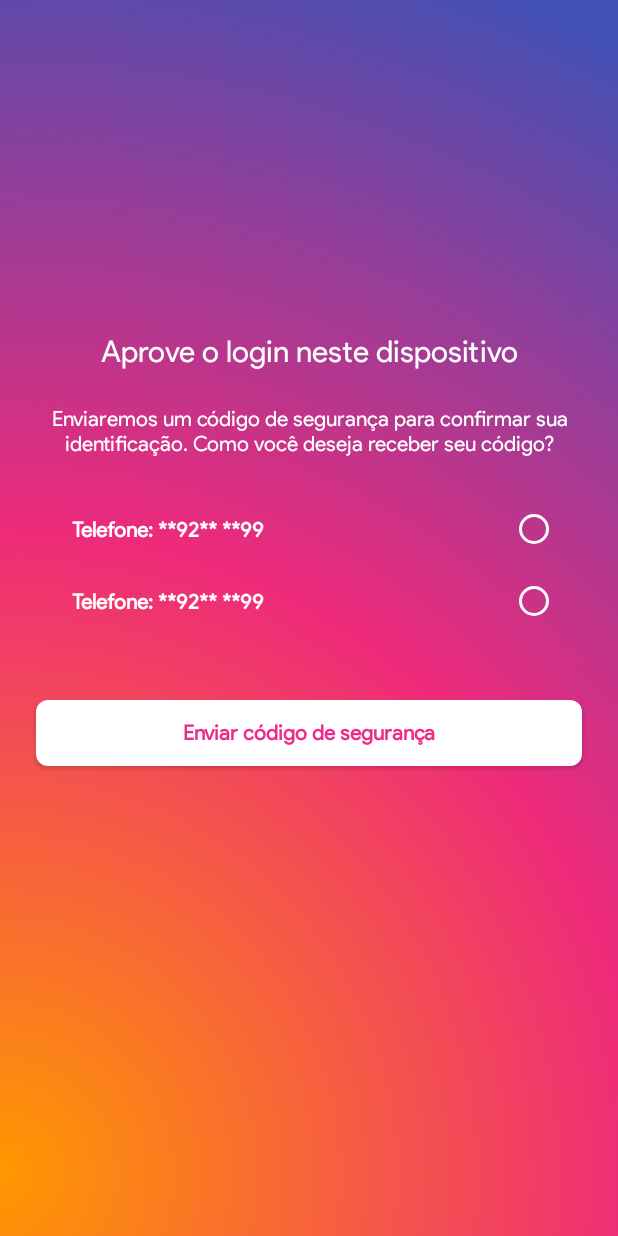
After one commit to ForceTower/Instrack, an Android app: the layout fragment_challenge.xml on its own in the app's theme, with its tools: preview values and no code run, on a phone screen of 412 x 824 dp. The commit adds this screen. Run offline under Robolectric (Android 15) with nearby library versions, the phone set to English and light mode, and no system bars.

Commit message:
:rocket: Allow solve challenge

```diff
--- a/app/src/main/java/dev/forcetower/instrack/dagger/module/activity/MainActivityModule.kt
+++ b/app/src/main/java/dev/forcetower/instrack/dagger/module/activity/MainActivityModule.kt
@@ -2,6 +2,8 @@ package dev.forcetower.instrack.dagger.module.activity
 
 import dagger.Module
 import dagger.android.ContributesAndroidInjector
+import dev.forcetower.instrack.view.challenge.ChallengeCodeFragment
+import dev.forcetower.instrack.view.challenge.ChallengeFragment
 import dev.forcetower.instrack.view.home.HomeFragment
 import dev.forcetower.instrack.view.login.LoginFragment
 import dev.forcetower.instrack.view.onboarding.OnboardingFragment
@@ -13,5 +15,9 @@ abstract class MainActivityModule {
     @ContributesAndroidInjector
     abstract fun login(): LoginFragment
     @ContributesAndroidInjector
+    abstract fun challenge(): ChallengeFragment
+    @ContributesAndroidInjector
+    abstract fun challengeCode(): ChallengeCodeFragment
+    @ContributesAndroidInjector
     abstract fun home(): HomeFragment
 }
--- /dev/null
+++ b/app/src/main/res/layout/fragment_challenge.xml
@@ -0,0 +1,79 @@
+<?xml version="1.0" encoding="utf-8"?>
+<layout xmlns:android="http://schemas.android.com/apk/res/android"
+    xmlns:app="http://schemas.android.com/apk/res-auto"
+    xmlns:tools="http://schemas.android.com/tools">
+
+    <data>
+        <variable
+            name="actions"
+            type="dev.forcetower.instrack.view.challenge.ChallengeActions" />
+    </data>
+
+    <androidx.core.widget.NestedScrollView
+        android:layout_width="match_parent"
+        android:layout_height="match_parent"
+        android:fillViewport="true"
+        android:background="@drawable/instagram_background">
+
+        <LinearLayout
+            android:layout_width="match_parent"
+            android:layout_height="wrap_content"
+            android:orientation="vertical"
+            android:clipToPadding="false"
+            android:padding="24dp"
+            app:paddingTopSystemWindowInsets="@{true}"
+            app:paddingStartSystemWindowInsets="@{true}"
+            app:paddingEndSystemWindowInsets="@{true}"
+            app:paddingBottomSystemWindowInsets="@{true}">
+
+            <Space
+                android:id="@+id/space_top"
+                android:layout_weight="0.7"
+                android:layout_width="wrap_content"
+                android:layout_height="0dp"/>
+
+            <com.google.android.material.textview.MaterialTextView
+                android:layout_width="match_parent"
+                android:layout_height="wrap_content"
+                android:text="@string/challenge_title"
+                android:textSize="20sp"
+                android:textColor="@android:color/white"
+                android:textAlignment="gravity"
+                android:gravity="center"/>
+
+            <com.google.android.material.textview.MaterialTextView
+                android:layout_width="match_parent"
+                android:layout_height="wrap_content"
+                android:layout_marginTop="24dp"
+                android:text="@string/challenge_description"
+                android:textSize="14sp"
+                android:textColor="@android:color/white"
+                android:textAlignment="gravity"
+                android:gravity="center"/>
+
+            <androidx.recyclerview.widget.RecyclerView
+                android:id="@+id/recycler_options"
+                android:layout_width="match_parent"
+                android:layout_height="wrap_content"
+                android:layout_marginTop="24dp"
+                app:layoutManager="androidx.recyclerview.widget.LinearLayoutManager"
+                tools:itemCount="2"
+                tools:listitem="@layout/item_challenge_option"/>
+
+            <com.google.android.material.button.MaterialButton
+                android:layout_width="match_parent"
+                android:layout_height="56dp"
+                android:layout_marginTop="36dp"
+                android:onClick="@{() -> actions.onMoveToNext()}"
+                style="@style/Widget.Instrack.MaterialButton.Login"
+                android:text="@string/challenge_send"/>
+
+            <Space
+                android:id="@+id/space_bottom"
+                android:layout_weight="1"
+                android:layout_width="wrap_content"
+                android:layout_height="0dp"/>
+        </LinearLayout>
+
+    </androidx.core.widget.NestedScrollView>
+</layout>
--- a/app/src/main/res/layout/fragment_login.xml
+++ b/app/src/main/res/layout/fragment_login.xml
@@ -19,9 +19,9 @@
             android:layout_width="match_parent"
             android:layout_height="wrap_content"
             android:orientation="vertical"
-            android:gravity="center_horizontal"
             android:clipToPadding="false"
             android:padding="24dp"
+            android:layout_gravity="center"
             app:paddingTopSystemWindowInsets="@{true}"
             app:paddingStartSystemWindowInsets="@{true}"
             app:paddingEndSystemWindowInsets="@{true}"
--- /dev/null
+++ b/app/src/main/res/layout/item_challenge_option.xml
@@ -0,0 +1,45 @@
+<?xml version="1.0" encoding="utf-8"?>
+<layout xmlns:app="http://schemas.android.com/apk/res-auto"
+    xmlns:android="http://schemas.android.com/apk/res/android"
+    xmlns:tools="http://schemas.android.com/tools">
+
+    <data>
+        <variable
+            name="actions"
+            type="dev.forcetower.instrack.view.challenge.ChallengeActions" />
+
+        <variable
+            name="option"
+            type="com.forcetower.instagram.model.login.ChallengeOption" />
+    </data>
+
+    <androidx.constraintlayout.widget.ConstraintLayout
+        android:layout_width="match_parent"
+        android:layout_height="wrap_content"
+        android:onClick="@{() -> actions.onSelectAlternative(option)}">
+
+        <com.google.android.material.textview.MaterialTextView
+            android:layout_width="0dp"
+            android:layout_height="wrap_content"
+            android:layout_marginHorizontal="24dp"
+            android:textColor="@android:color/white"
+            android:textStyle="bold"
+            android:text="@{option.label}"
+            app:layout_constraintBottom_toBottomOf="parent"
+            app:layout_constraintEnd_toStartOf="@+id/button"
+            app:layout_constraintStart_toStartOf="parent"
+            app:layout_constraintTop_toTopOf="parent"
+            tools:text="Telefone: **92** **99"/>
+
+        <com.google.android.material.radiobutton.MaterialRadioButton
+            android:id="@+id/button"
+            android:layout_width="wrap_content"
+            android:layout_height="wrap_content"
+            android:buttonTint="@android:color/white"
+            android:checked="@{option.selected}"
+            app:layout_constraintBottom_toBottomOf="parent"
+            app:layout_constraintEnd_toEndOf="parent"
+            app:layout_constraintTop_toTopOf="parent"
+            app:useMaterialThemeColors="true" />
+    </androidx.constraintlayout.widget.ConstraintLayout>
+</layout>
--- a/app/src/main/res/values/strings.xml
+++ b/app/src/main/res/values/strings.xml
@@ -37,4 +37,9 @@
     <string name="home_carousel_likes_mean">média de curtidas</string>
     <string name="home_carousel_comments_mean">média de comentarios</string>
     <string name="stories_seen_by">Visto por %1$d</string>
+    <string name="challenge_title">Aprove o login neste dispositivo</string>
+    <string name="challenge_description">Enviaremos um código de segurança para confirmar sua identificação. Como você deseja receber seu código?</string>
+    <string name="challenge_send">Enviar código de segurança</string>
+    <string name="challenge_code_desc">Digite o código de 6 dígitos que foi enviado para o %1$s</string>
+    <string name="challenge_code_title">Entre com seu código de segurança</string>
 </resources>
```
Also changed, not shown: app/src/main/java/dev/forcetower/instrack/core/source/repository/LoginRepository.kt (+48 -13 lines), app/src/main/java/dev/forcetower/instrack/dagger/module/ViewModelModule.kt (+8 -2 lines), app/src/main/java/dev/forcetower/instrack/view/challenge/ChallengeActions.kt (added, +15 -0 lines), app/src/main/java/dev/forcetower/instrack/view/challenge/ChallengeAdapter.kt (added, +40 -0 lines), app/src/main/java/dev/forcetower/instrack/view/challenge/ChallengeCodeFragment.kt (added, +48 -0 lines), app/src/main/java/dev/forcetower/instrack/view/challenge/ChallengeFragment.kt (added, +51 -0 lines), app/src/main/java/dev/forcetower/instrack/view/challenge/ChallengeViewModel.kt (added, +86 -0 lines), app/src/main/java/dev/forcetower/instrack/view/login/LoginFragment.kt (+9 -5 lines), app/src/main/java/dev/forcetower/instrack/view/login/LoginViewModel.kt (+6 -1 lines), app/src/main/res/layout/fragment_challenge_code.xml (added, +88 -0 lines), app/src/main/res/navigation/main_nav_graph.xml (+37 -0 lines).
